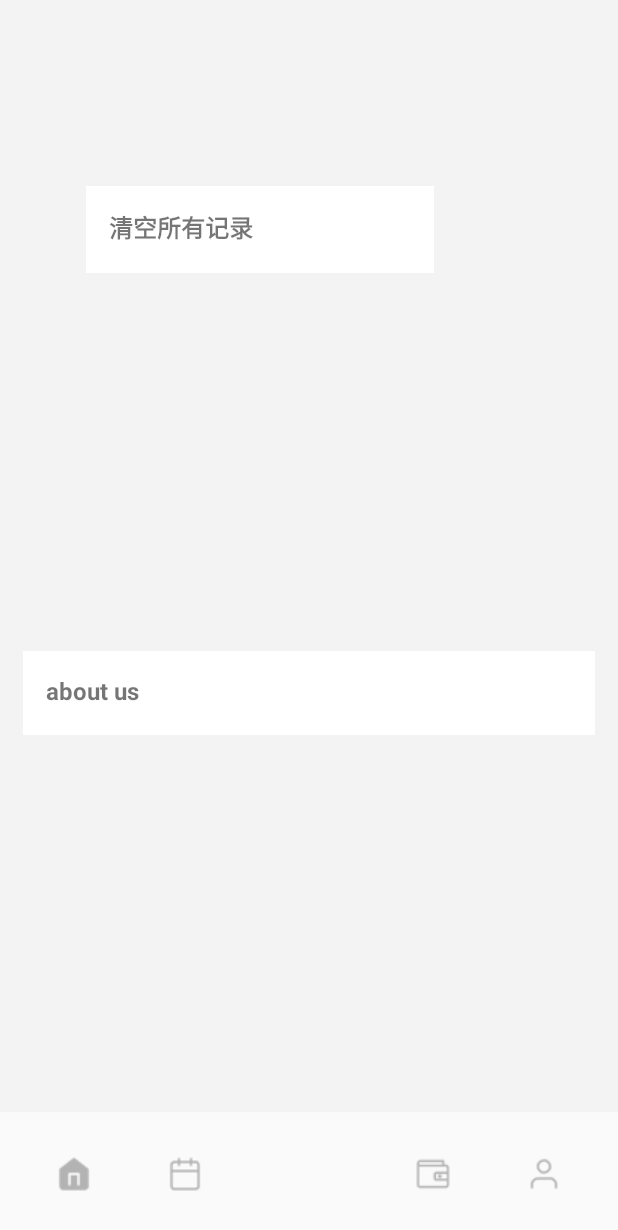
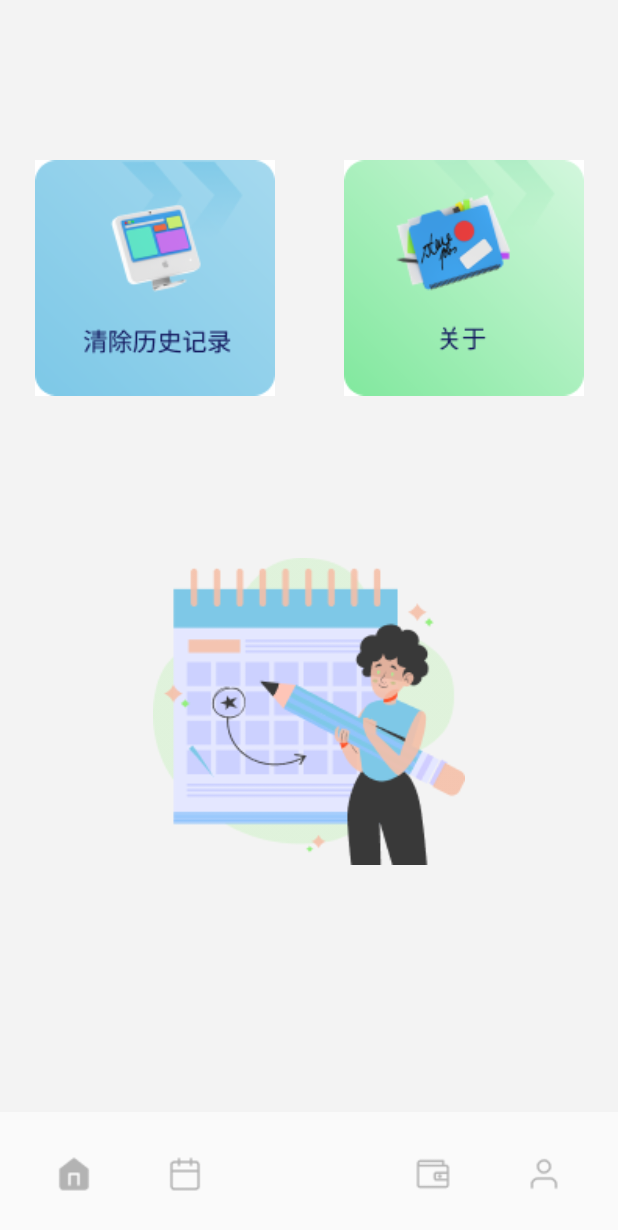
Before and after one commit to implank/millioncoin, an Android app: the fragment AboutFrag placed in its activity, on a phone screen of 412 x 824 dp. Shown: the top 1230 px of the screen. Run offline under Robolectric (Android 15) with nearby library versions, the phone set to English and light mode, and no system bars.

Commit message:
继续修ui

```diff
--- a/app/src/main/java/com/example/m3/fragment/AboutFrag.java
+++ b/app/src/main/java/com/example/m3/fragment/AboutFrag.java
@@ -1,7 +1,6 @@
 package com.example.m3.fragment;
 
 import androidx.appcompat.app.AlertDialog;
-import androidx.appcompat.app.AppCompatActivity;
 import androidx.fragment.app.Fragment;
 
 import android.content.DialogInterface;
@@ -10,17 +9,15 @@ import android.os.Bundle;
 import android.view.LayoutInflater;
 import android.view.View;
 import android.view.ViewGroup;
-import android.widget.TextView;
+import android.widget.ImageView;
 import android.widget.Toast;
 
 import com.example.m3.AboutActivity;
 import com.example.m3.R;
-import com.example.m3.RecordActivity;
-import com.example.m3.SettingActivity;
 import com.example.m3.db.DBManager;
 
 public class AboutFrag extends Fragment {
-	TextView aboutTv,setting_tv_clear;
+	ImageView aboutTv,setting_tv_clear;
 	@Override
 	public View onCreateView(LayoutInflater inflater, ViewGroup container,
 	                         Bundle savedInstanceState) {
--- a/app/src/main/res/layout/frag_about.xml
+++ b/app/src/main/res/layout/frag_about.xml
@@ -7,32 +7,49 @@
     android:layout_height="match_parent"
     android:background="@color/grey_f3f3f3">
 
-    <TextView
+    <ImageView
         android:id="@+id/setting_tv_clear"
-        android:layout_width="232dp"
-        android:layout_height="58dp"
-        android:layout_marginTop="124dp"
-        android:background="@color/white"
-        android:padding="15dp"
-        android:text="@string/clear_all"
-        android:textSize="16sp"
-        android:textStyle="bold"
+        android:layout_width="160dp"
+        android:layout_height="160dp"
+        app:layout_constraintBottom_toTopOf="@+id/guideline2"
+        app:layout_constraintEnd_toStartOf="@+id/guideline"
+        app:layout_constraintStart_toStartOf="parent"
+        app:layout_constraintTop_toTopOf="@+id/guideline2"
+        app:srcCompat="@mipmap/abouthis" />
+
+    <androidx.constraintlayout.widget.Guideline
+        android:id="@+id/guideline"
+        android:layout_width="wrap_content"
+        android:layout_height="wrap_content"
+        android:orientation="vertical"
+        app:layout_constraintGuide_percent="0.5" />
+
+    <androidx.constraintlayout.widget.Guideline
+        android:id="@+id/guideline2"
+        android:layout_width="wrap_content"
+        android:layout_height="wrap_content"
+        android:orientation="horizontal"
+        app:layout_constraintGuide_percent="0.25" />
+
+    <ImageView
+        android:id="@+id/about_tv"
+        android:layout_width="160dp"
+        android:layout_height="160dp"
+        app:layout_constraintBottom_toTopOf="@+id/guideline2"
         app:layout_constraintEnd_toEndOf="parent"
-        app:layout_constraintHorizontal_bias="0.318"
-        app:layout_constraintStart_toStartOf="parent"
-        app:layout_constraintTop_toTopOf="parent" />
+        app:layout_constraintStart_toStartOf="@+id/guideline"
+        app:layout_constraintTop_toTopOf="@+id/guideline2"
+        app:srcCompat="@mipmap/about2" />
 
-    <TextView
-        android:id="@+id/about_tv"
-        android:layout_width="381dp"
-        android:layout_height="56dp"
-        android:background="@color/white"
-        android:padding="15dp"
-        android:text="about us"
-        android:textSize="16sp"
-        android:textStyle="bold"
+    <ImageView
+        android:id="@+id/about_pic"
+        android:layout_width="208dp"
+        android:layout_height="291dp"
         app:layout_constraintBottom_toBottomOf="parent"
         app:layout_constraintEnd_toEndOf="parent"
         app:layout_constraintStart_toStartOf="parent"
-        app:layout_constraintTop_toBottomOf="@+id/setting_tv_clear" />
+        app:layout_constraintTop_toTopOf="parent"
+        app:layout_constraintVertical_bias="0.73"
+        app:srcCompat="@mipmap/aboutpic" />
+
 </androidx.constraintlayout.widget.ConstraintLayout>
```
Also changed, not shown: app/src/main/res/mipmap-hdpi/about2.png (added), app/src/main/res/mipmap-hdpi/abouthis.png (added), app/src/main/res/mipmap-hdpi/aboutpic.png (added).
